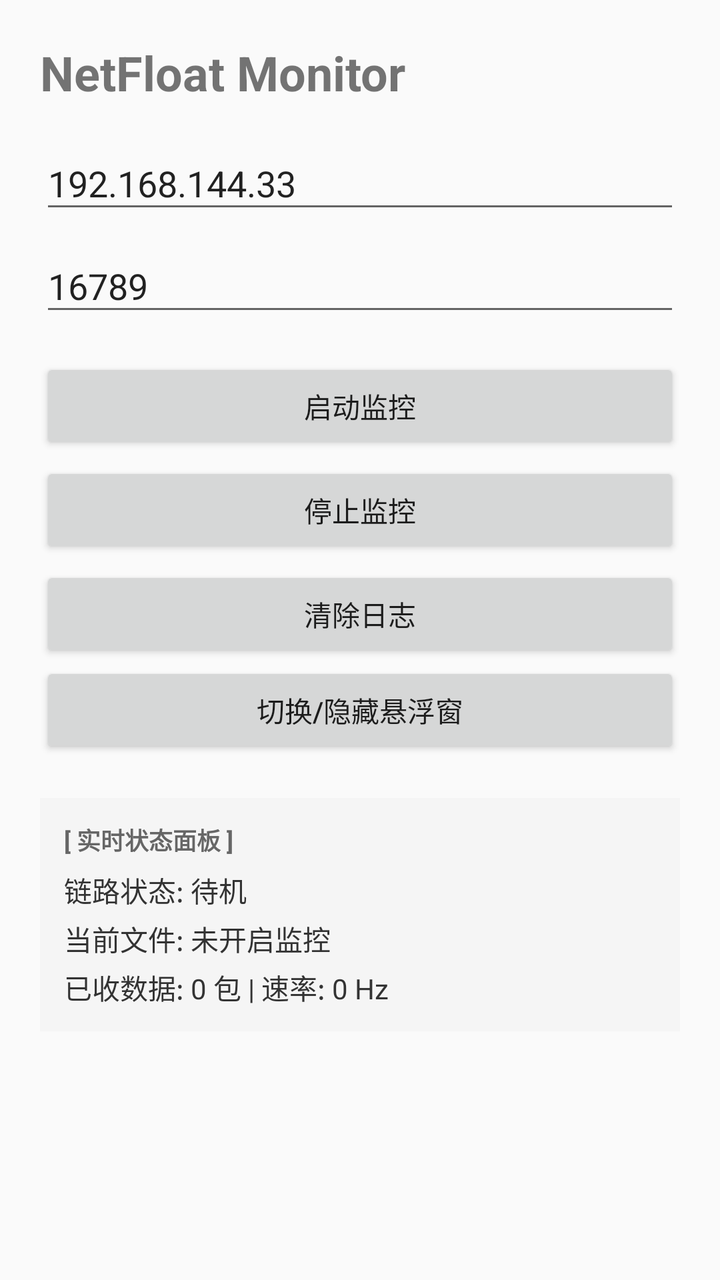
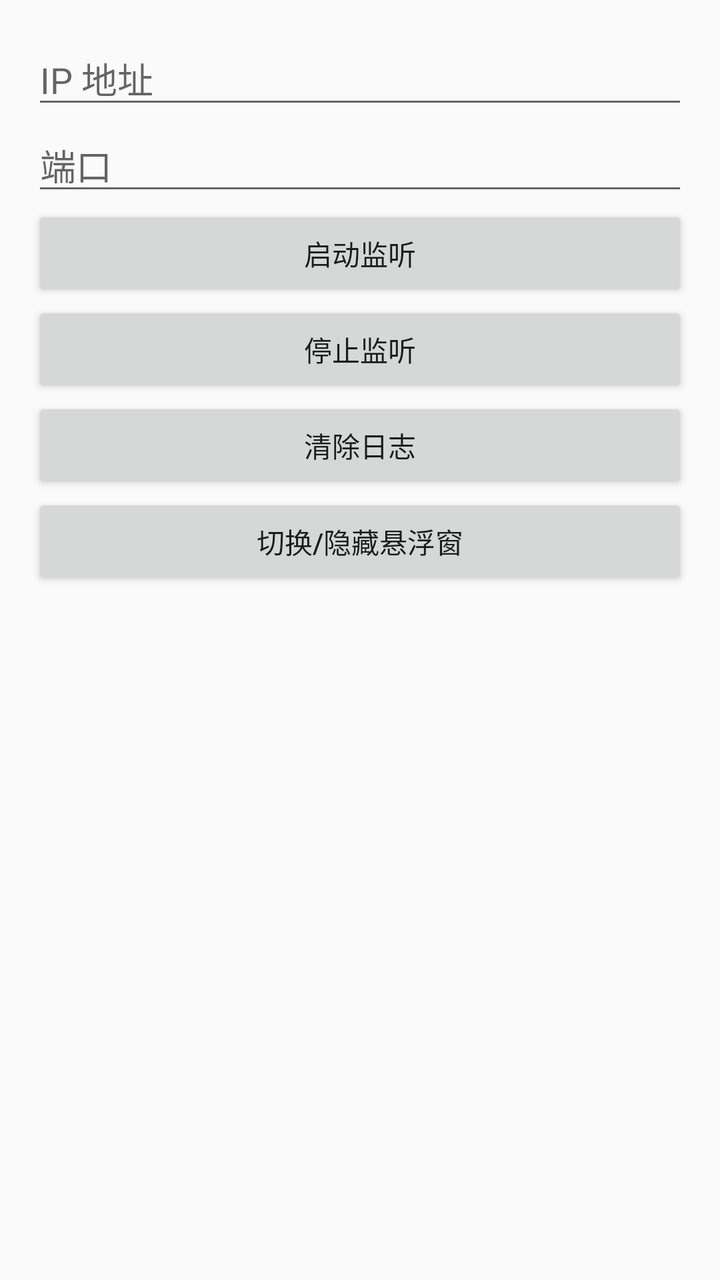

Screens rendered from an Android XML layout before and after an edit, with the pre-edit source and the edit as a unified diff.
<!-- AndroidManifest.xml: application theme AppTheme -->
<!-- res/layout/activity_main.xml -->
<?xml version="1.0" encoding="utf-8"?>
<LinearLayout 
    xmlns:android="http://schemas.android.com/apk/res/android"
    android:layout_width="match_parent"
    android:layout_height="match_parent"
    android:orientation="vertical"
    android:padding="20dp">

    <TextView
        android:layout_width="wrap_content"
        android:layout_height="wrap_content"
        android:text="NetFloat Monitor"
        android:textStyle="bold"
        android:textSize="24sp" />

    <EditText
        android:id="@+id/editIp"
        android:layout_width="match_parent"
        android:layout_height="wrap_content"
        android:layout_marginTop="16dp"
        android:hint="目标IP"
        android:text="192.168.144.33" />

    <EditText
        android:id="@+id/editPort"
        android:layout_width="match_parent"
        android:layout_height="wrap_content"
        android:layout_marginTop="8dp"
        android:hint="UDP端口"
        android:inputType="number"
        android:text="16789" />

    <Button
        android:id="@+id/startBtn"
        android:layout_width="match_parent"
        android:layout_height="wrap_content"
        android:layout_marginTop="16dp"
        android:text="启动监控" />

    <Button
        android:id="@+id/stopBtn"
        android:layout_width="match_parent"
        android:layout_height="wrap_content"
        android:layout_marginTop="4dp"
        android:text="停止监控" />

    <Button
        android:id="@+id/clearBtn"
        android:layout_width="match_parent"
        android:layout_height="wrap_content"
        android:layout_marginTop="4dp"
        android:text="清除日志" />
    <Button
        android:id="@+id/toggleFloatBtn"
        android:layout_width="match_parent"
        android:layout_height="wrap_content"
        android:text="切换/隐藏悬浮窗" />

    
    <LinearLayout
        android:layout_width="match_parent"
        android:layout_height="wrap_content"
        android:layout_marginTop="20dp"
        android:orientation="vertical"
        android:background="#F5F5F5"
        android:padding="12dp">

        <TextView
            android:layout_width="wrap_content"
            android:layout_height="wrap_content"
            android:text="[ 实时状态面板 ]"
            android:textStyle="bold"
            android:textColor="#666666"
            android:textSize="12sp" />

        <TextView
            android:id="@+id/tvStatusInfo"
            android:layout_width="match_parent"
            android:layout_height="wrap_content"
            android:layout_marginTop="6dp"
            android:textColor="#333333"
            android:textSize="14sp"
            android:lineSpacingMultiplier="1.2"
            android:text="链路状态: 待机\n当前文件: 未开启监控\n已收数据: 0 包 | 速率: 0 Hz" />
    </LinearLayout>

    <TextView
        android:id="@+id/logPath"
        android:layout_width="match_parent"
        android:layout_height="wrap_content"
        android:layout_marginTop="20dp"
        android:textColor="#888888"
        android:textSize="12sp" />

</LinearLayout>
<!-- resources referenced by this layout -->
<resources>
  <style name="AppTheme" parent="Theme.AppCompat.Light.NoActionBar">
  
  </style>
</resources>

<!-- the commit's change to res/layout/activity_main.xml (unified diff, before → after) -->
@@ -1,95 +1,71 @@
 <?xml version="1.0" encoding="utf-8"?>
-<LinearLayout 
-    xmlns:android="http://schemas.android.com/apk/res/android"
+<ScrollView xmlns:android="http://schemas.android.com/apk/res/android"
     android:layout_width="match_parent"
     android:layout_height="match_parent"
-    android:orientation="vertical"
-    android:padding="20dp">
-
-    <TextView
-        android:layout_width="wrap_content"
-        android:layout_height="wrap_content"
-        android:text="NetFloat Monitor"
-        android:textStyle="bold"
-        android:textSize="24sp" />
-
-    <EditText
-        android:id="@+id/editIp"
-        android:layout_width="match_parent"
-        android:layout_height="wrap_content"
-        android:layout_marginTop="16dp"
-        android:hint="目标IP"
-        android:text="192.168.144.33" />
-
-    <EditText
-        android:id="@+id/editPort"
-        android:layout_width="match_parent"
-        android:layout_height="wrap_content"
-        android:layout_marginTop="8dp"
-        android:hint="UDP端口"
-        android:inputType="number"
-        android:text="16789" />
-
-    <Button
-        android:id="@+id/startBtn"
-        android:layout_width="match_parent"
-        android:layout_height="wrap_content"
-        android:layout_marginTop="16dp"
-        android:text="启动监控" />
-
-    <Button
-        android:id="@+id/stopBtn"
-        android:layout_width="match_parent"
-        android:layout_height="wrap_content"
-        android:layout_marginTop="4dp"
-        android:text="停止监控" />
-
-    <Button
-        android:id="@+id/clearBtn"
-        android:layout_width="match_parent"
-        android:layout_height="wrap_content"
-        android:layout_marginTop="4dp"
-        android:text="清除日志" />
-    <Button
-        android:id="@+id/toggleFloatBtn"
-        android:layout_width="match_parent"
-        android:layout_height="wrap_content"
-        android:text="切换/隐藏悬浮窗" />
+    android:fillViewport="true">
 
     
     <LinearLayout
         android:layout_width="match_parent"
         android:layout_height="wrap_content"
-        android:layout_marginTop="20dp"
         android:orientation="vertical"
-        android:background="#F5F5F5"
-        android:padding="12dp">
+        android:padding="16dp">
 
-        <TextView
-            android:layout_width="wrap_content"
+        
+        <EditText
+            android:id="@+id/editIp"
+            android:layout_width="match_parent"
             android:layout_height="wrap_content"
-            android:text="[ 实时状态面板 ]"
-            android:textStyle="bold"
-            android:textColor="#666666"
-            android:textSize="12sp" />
+            android:hint="IP 地址" />
 
+        
+        <EditText
+            android:id="@+id/editPort"
+            android:layout_width="match_parent"
+            android:layout_height="wrap_content"
+            android:hint="端口"
+            android:inputType="number" />
+
+        
+        <Button
+            android:id="@+id/startBtn"
+            android:layout_width="match_parent"
+            android:layout_height="wrap_content"
+            android:text="启动监听" />
+
+        <Button
+            android:id="@+id/stopBtn"
+            android:layout_width="match_parent"
+            android:layout_height="wrap_content"
+            android:text="停止监听" />
+
+        <Button
+            android:id="@+id/clearBtn"
+            android:layout_width="match_parent"
+            android:layout_height="wrap_content"
+            android:text="清除日志" />
+            
+        <Button
+            android:id="@+id/toggleFloatBtn"
+            android:layout_width="match_parent"
+            android:layout_height="wrap_content"
+            android:text="切换/隐藏悬浮窗" />
+
+        
         <TextView
             android:id="@+id/tvStatusInfo"
             android:layout_width="match_parent"
             android:layout_height="wrap_content"
-            android:layout_marginTop="6dp"
-            android:textColor="#333333"
-            android:textSize="14sp"
-            android:lineSpacingMultiplier="1.2"
-            android:text="链路状态: 待机\n当前文件: 未开启监控\n已收数据: 0 包 | 速率: 0 Hz" />
+            android:layout_marginTop="16dp"
+            android:textSize="16sp"
+            android:textStyle="bold" />
+
+        <TextView
+            android:id="@+id/logPath"
+            android:layout_width="match_parent"
+            android:layout_height="wrap_content"
+            android:layout_marginTop="16dp"
+            android:textSize="14sp" />
+
     </LinearLayout>
-
-    <TextView
-        android:id="@+id/logPath"
-        android:layout_width="match_parent"
-        android:layout_height="wrap_content"
-        android:layout_marginTop="20dp"
-        android:textColor="#888888"
-        android:textSize="12sp" />
-
-</LinearLayout>
+</ScrollView>
